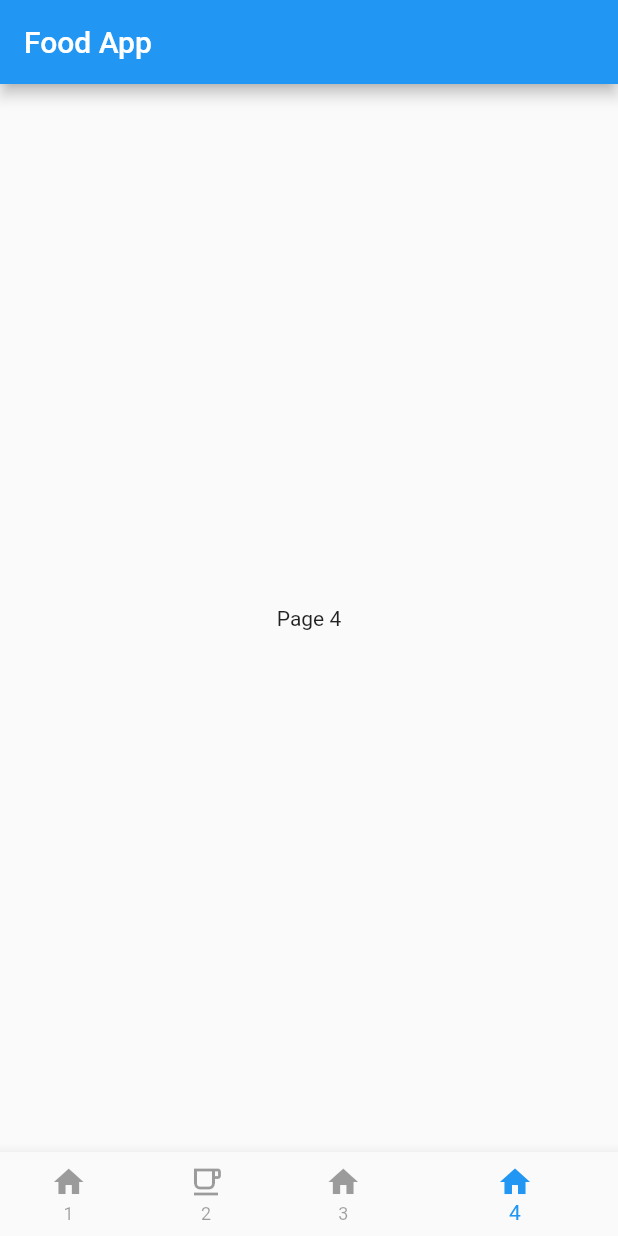
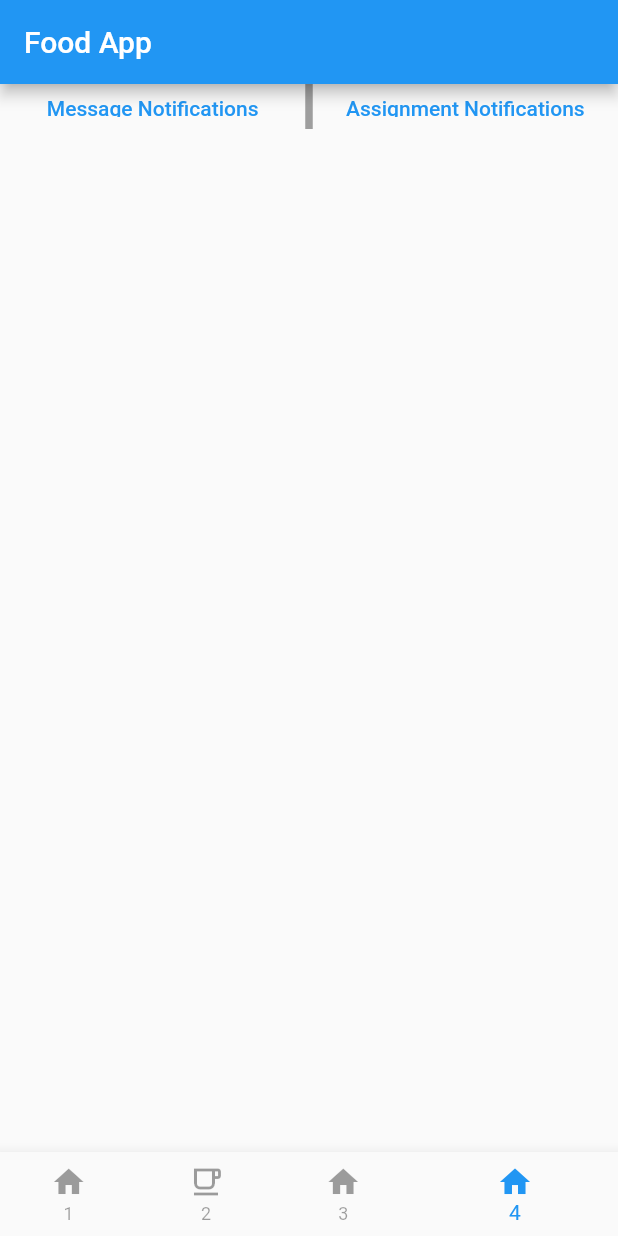
Before and after one commit to Lashwiga/4PageFlutterTemplate, a Flutter app: the screen it shows after launch, item 4 of the bottom bar chosen, on a phone screen of 412 x 824 dp. Run offline on Flutter 3.47's test engine with Material 2 defaults, Android fonts, the phone set to English and light mode, and no system bars.

Commit message:
added buttons to switch between message/assignment notifications

```diff
--- a/lib/screen_4.dart
+++ b/lib/screen_4.dart
@@ -9,9 +9,42 @@ class _Screen4State extends State<Screen4> {
   @override
   Widget build(BuildContext context) {
     return Scaffold(
-      //replace the body with the code for your page
       body: Center(
-        child: Text('Page 4'),
+        // A column of Widgets that make up the app
+        child: Column(
+          children: [
+            // Two buttons "Message Notifications" "Assignment Notifications"
+            Container(
+              height: 30,
+              child: Row(
+                children: [
+                  // Message notis button
+                  Flexible(
+                    child: FractionallySizedBox(
+                      widthFactor: 1,
+                      child: TextButton(
+                          onPressed: () {print('msgnoti pressed');},
+                          child: Text('Message Notifications')),
+                    ),
+                  ),
+                  Container(
+                    color: Colors.grey,
+                    width: 5.0,
+                  ),
+                  // Assignment notis button
+                  Flexible(
+                    child: FractionallySizedBox(
+                      widthFactor: 1,
+                      child: TextButton(
+                          onPressed: () {print('asnmtnoti pressed');},
+                          child: Text('Assignment Notifications')),
+                    ),
+                  )
+                ],
+              ),
+            ),
+          ],
+        )
       ),
     );
   }
```
